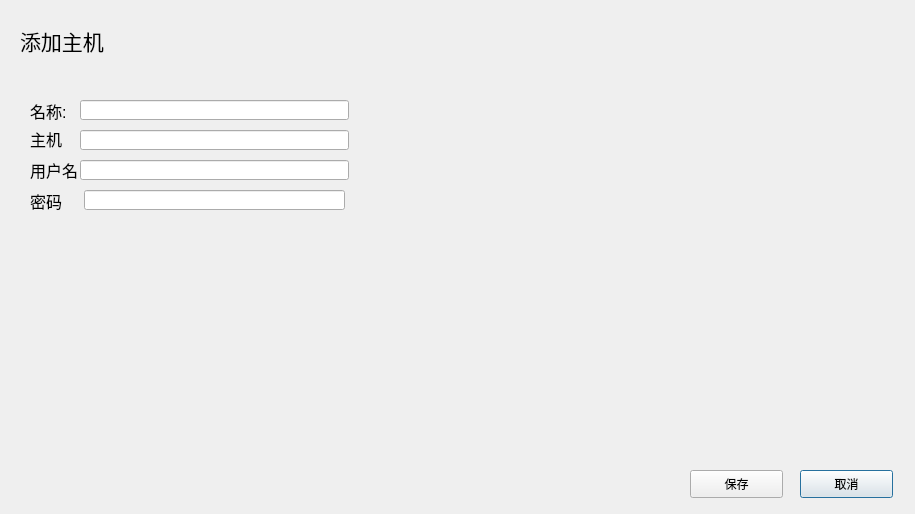
This is add.ui in yucahuncha/Mikasa as Qt 5 draws it before an edit. The edited form follows.
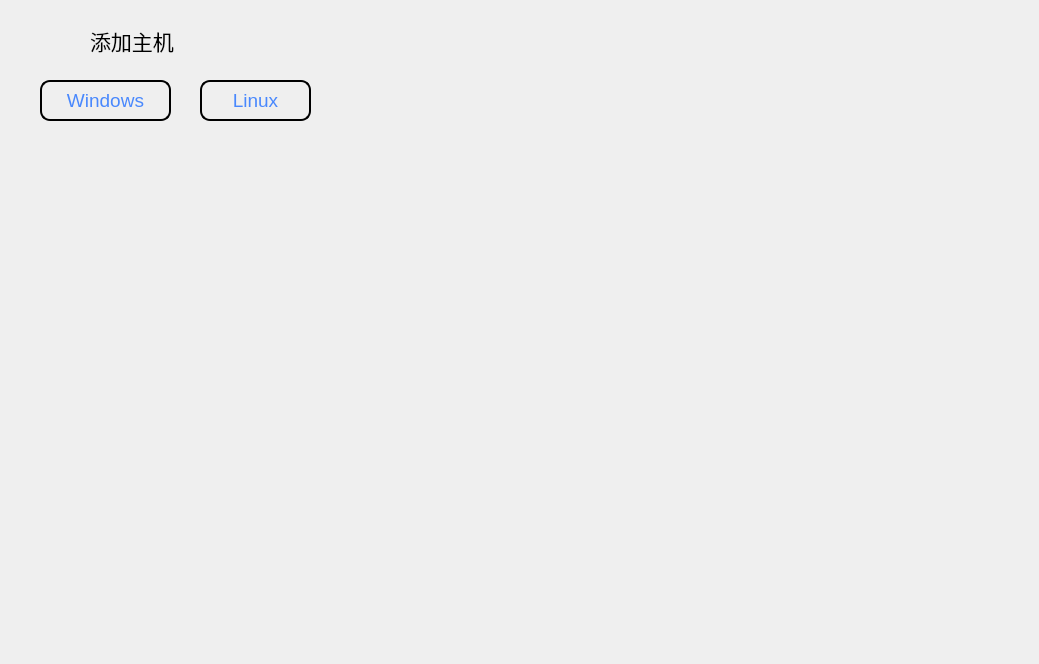
This is the edited form. Icons and pictures are not drawn.

What changed in the file:
```diff
--- a/add.ui
+++ b/add.ui
@@ -6,8 +6,8 @@
    <rect>
     <x>0</x>
     <y>0</y>
-    <width>915</width>
-    <height>514</height>
+    <width>1039</width>
+    <height>664</height>
    </rect>
   </property>
   <property name="windowTitle">
@@ -19,9 +19,9 @@
   <widget class="QLabel" name="label">
    <property name="geometry">
     <rect>
-     <x>20</x>
+     <x>90</x>
      <y>20</y>
-     <width>221</width>
+     <width>121</width>
      <height>41</height>
     </rect>
    </property>
@@ -37,148 +37,94 @@
   <widget class="QPushButton" name="no">
    <property name="geometry">
     <rect>
-     <x>800</x>
-     <y>470</y>
-     <width>93</width>
-     <height>28</height>
+     <x>40</x>
+     <y>80</y>
+     <width>131</width>
+     <height>41</height>
     </rect>
    </property>
-   <property name="text">
-    <string>取消</string>
+   <property name="font">
+    <font>
+     <pointsize>14</pointsize>
+    </font>
    </property>
-  </widget>
-  <widget class="QPushButton" name="ok">
-   <property name="geometry">
-    <rect>
-     <x>690</x>
-     <y>470</y>
-     <width>93</width>
-     <height>28</height>
-    </rect>
+   <property name="styleSheet">
+    <string notr="true">
+
+QPushButton{
+	border: 2px solid black;
+	border-radius: 10px;
+	color: rgb(73, 136, 253);
+}
+
+
+QPushButton:hover{
+	background-color: rgb(219, 222, 224);
+}
+
+QPushButton:pressed {
+	
+}
+</string>
    </property>
    <property name="text">
-    <string>保存</string>
+    <string>Windows</string>
    </property>
   </widget>
-  <widget class="QLineEdit" name="ming">
+  <widget class="QPushButton" name="Linux">
    <property name="geometry">
     <rect>
-     <x>80</x>
-     <y>100</y>
-     <width>269</width>
-     <height>20</height>
+     <x>200</x>
+     <y>80</y>
+     <width>111</width>
+     <height>41</height>
     </rect>
    </property>
-  </widget>
-  <widget class="QLabel" name="label_2">
-   <property name="geometry">
-    <rect>
-     <x>30</x>
-     <y>100</y>
-     <width>48</width>
-     <height>21</height>
-    </rect>
-   </property>
    <property name="font">
     <font>
-     <pointsize>12</pointsize>
+     <pointsize>14</pointsize>
     </font>
    </property>
+   <property name="styleSheet">
+    <string notr="true">QPushButton{
+	border: 2px solid black;
+	border-radius: 10px;
+	color: rgb(73, 136, 253);
+}
+
+
+QPushButton:hover{
+	background-color: rgb(219, 222, 224);
+}
+
+QPushButton:pressed {
+	
+}
+</string>
+   </property>
    <property name="text">
-    <string>名称:</string>
+    <string>Linux</string>
    </property>
   </widget>
-  <widget class="QLineEdit" name="zhuji">
+  <widget class="QStackedWidget" name="stackedWidget">
    <property name="geometry">
     <rect>
-     <x>80</x>
+     <x>0</x>
      <y>130</y>
-     <width>269</width>
-     <height>20</height>
+     <width>1031</width>
+     <height>531</height>
     </rect>
    </property>
-  </widget>
-  <widget class="QLabel" name="label_3">
-   <property name="geometry">
-    <rect>
-     <x>30</x>
-     <y>128</y>
-     <width>48</width>
-     <height>21</height>
-    </rect>
-   </property>
-   <property name="font">
-    <font>
-     <pointsize>12</pointsize>
-    </font>
-   </property>
-   <property name="text">
-    <string>主机</string>
-   </property>
-  </widget>
-  <widget class="QLineEdit" name="name">
-   <property name="geometry">
-    <rect>
-     <x>80</x>
-     <y>160</y>
-     <width>269</width>
-     <height>20</height>
-    </rect>
-   </property>
-  </widget>
-  <widget class="QLabel" name="label_5">
-   <property name="geometry">
-    <rect>
-     <x>30</x>
-     <y>160</y>
-     <width>48</width>
-     <height>20</height>
-    </rect>
-   </property>
-   <property name="font">
-    <font>
-     <pointsize>12</pointsize>
-    </font>
-   </property>
-   <property name="text">
-    <string>用户名</string>
-   </property>
-  </widget>
-  <widget class="QLineEdit" name="password">
-   <property name="geometry">
-    <rect>
-     <x>84</x>
-     <y>190</y>
-     <width>261</width>
-     <height>20</height>
-    </rect>
-   </property>
-  </widget>
-  <widget class="QLabel" name="label_4">
-   <property name="geometry">
-    <rect>
-     <x>30</x>
-     <y>190</y>
-     <width>41</width>
-     <height>21</height>
-    </rect>
-   </property>
-   <property name="font">
-    <font>
-     <pointsize>12</pointsize>
-    </font>
-   </property>
-   <property name="text">
-    <string>密码</string>
-   </property>
+   <widget class="QWidget" name="page"/>
+   <widget class="QWidget" name="page_2"/>
   </widget>
   <widget class="QWidget" name="widget" native="true">
    <property name="geometry">
     <rect>
      <x>20</x>
-     <y>220</y>
-     <width>661</width>
-     <height>281</height>
+     <y>10</y>
+     <width>61</width>
+     <height>61</height>
     </rect>
    </property>
    <property name="styleSheet">
```
Left out of the diff: 16 changed lines with no effect on the pictures.
